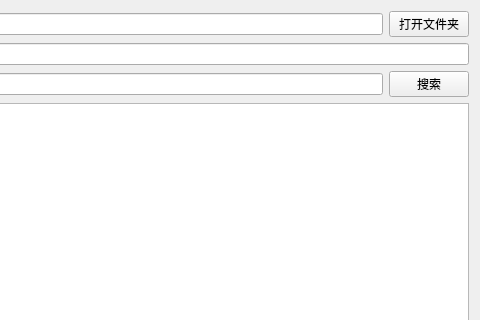
First picture: the form in regular_file_search.ui, repository laisc7301/regular-tool, before the edit; both pictures show x 168 to 648 and y 0 to 320 of the 648 by 446 pixel window.
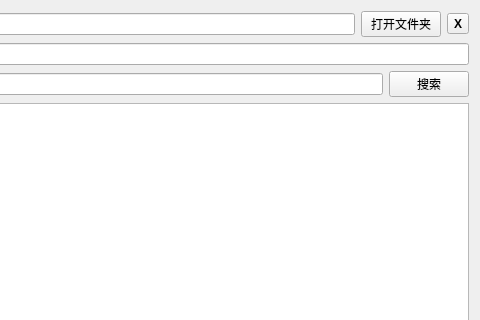
Second picture: the form after the edit.

Diff of the .ui file:
```diff
--- a/regular_file_search.ui
+++ b/regular_file_search.ui
@@ -30,6 +30,18 @@
        </property>
       </widget>
      </item>
+     <item>
+      <widget class="QToolButton" name="toolButton">
+       <property name="font">
+        <font>
+         <bold>true</bold>
+        </font>
+       </property>
+       <property name="text">
+        <string>X</string>
+       </property>
+      </widget>
+     </item>
     </layout>
    </item>
    <item>
```
